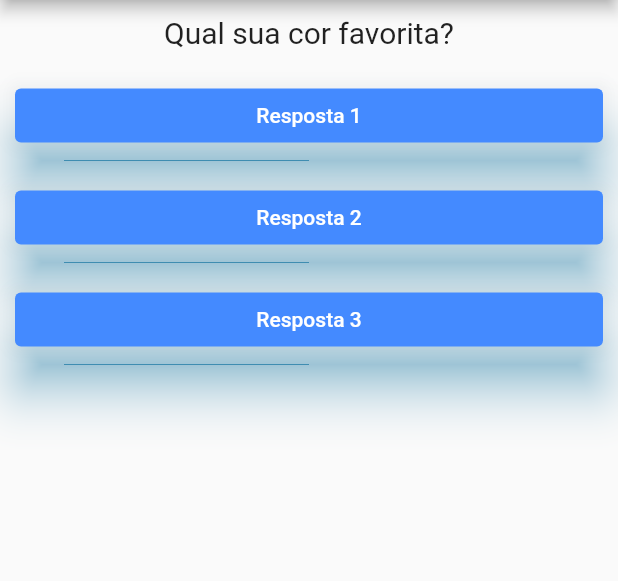
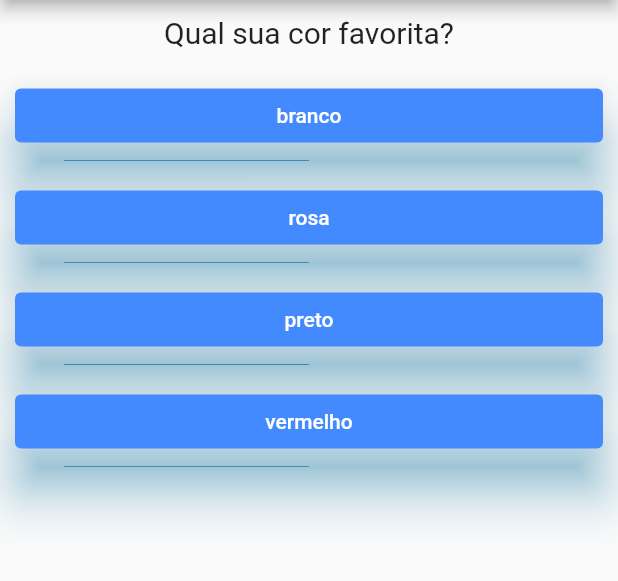
Before and after one commit to phabioas/projeto_perguntas, a Flutter app: the screen it shows after launch, on a phone screen of 412 x 824 dp, the part 84-665 px from its top. Run offline on Flutter 3.47's test engine with Material 2 defaults, Android fonts, the phone set to English and light mode, and no system bars.

Commit message:
Resultado

```diff
--- /dev/null
+++ b/lib/components/questionario.dart
@@ -0,0 +1,43 @@
+import 'package:flutter/cupertino.dart';
+import 'package:projeto_perguntas/components/questao.dart';
+import 'package:projeto_perguntas/components/resposta.dart';
+
+class Questionario extends StatelessWidget {
+  final List<Map<String, Object>> perguntas;
+  final int perguntaSelecionada;
+  final void Function(int nota) responder;
+
+  Questionario(
+      {required this.perguntas,
+      required this.perguntaSelecionada,
+      required this.responder});
+
+  bool get temPerguntaSelecionada {
+    return perguntaSelecionada < perguntas.length;
+  }
+
+  List<Map<String, Object>> get listaRespostas {
+    return perguntas[perguntaSelecionada].cast()['resposta'];
+  }
+
+  @override
+  Widget build(BuildContext context) {
+    List<Map<String, Object>> respostas =
+        this.temPerguntaSelecionada ? listaRespostas : [];
+
+    return Column(
+      children: [
+        Questao(perguntas[perguntaSelecionada]['texto'].toString()),
+        ...respostas
+            .map(
+              (t) => Resposta(
+                texto: t['texto'].toString(),
+                nota: int.parse(t['nota'].toString()),
+                responder: responder,
+              ),
+            )
+            .toList(),
+      ],
+    );
+  }
+}
--- a/lib/components/resposta.dart
+++ b/lib/components/resposta.dart
@@ -1,14 +1,12 @@
 import 'package:flutter/material.dart';
 
 class Resposta extends StatelessWidget {
-  late final String _texto;
+  final String texto;
+  final int nota;
 
-  late final void Function()? _onPressed;
+  final void Function(int nota) responder;
 
-  Resposta({required String texto, required void Function()? onPressed}) {
-    this._texto = texto;
-    this._onPressed = onPressed;
-  }
+  Resposta({required this.texto, required this.responder, required this.nota});
 
   @override
   Widget build(BuildContext context) {
@@ -21,10 +19,10 @@ class Resposta extends StatelessWidget {
               elevation: 15,
               shadowColor: Colors.lightBlue),
           child: Text(
-            this._texto,
+            this.texto,
             style: TextStyle(color: Colors.white),
           ),
-          onPressed: _onPressed),
+          onPressed: () => responder(nota)),
     );
   }
 }
--- /dev/null
+++ b/lib/components/resultado.dart
@@ -0,0 +1,24 @@
+import 'package:flutter/cupertino.dart';
+import 'package:flutter/material.dart';
+
+class Resultado extends StatelessWidget {
+  final int somaResultado;
+
+  Resultado({required this.somaResultado});
+
+  @override
+  Widget build(BuildContext context) {
+    return Column(children: [
+      Padding(
+        padding: const EdgeInsets.all(8.0),
+        child: Center(child: Text('Parabéns!', style: TextStyle(fontSize: 28))),
+      ),
+      Padding(
+        padding: const EdgeInsets.all(8.0),
+        child: Center(
+            child: Text('Você fez ${this.somaResultado} pontos!',
+                style: TextStyle(fontSize: 28, color: Colors.red))),
+      ),
+    ]);
+  }
+}
--- a/lib/main.dart
+++ b/lib/main.dart
@@ -1,7 +1,7 @@
 import 'package:flutter/material.dart';
-import 'package:projeto_perguntas/components/questao.dart';
-
-import 'components/resposta.dart';
+import 'package:projeto_perguntas/components/questionario.dart';
+import 'package:projeto_perguntas/components/resultado.dart';
+import 'package:projeto_perguntas/models/quiz.dart';
 
 void main() {
   runApp(new PerguntaApp());
@@ -14,41 +14,39 @@ class PerguntaApp extends StatefulWidget {
 
 class _PerguntaAppState extends State<PerguntaApp> {
   int _perguntaSelecionada = 0;
+  int _somaResposta = 0;
+  final List<Map<String, Object>> _perguntas = Quiz().getQuiz();
 
-  void responder() {
+  void responder(int t) {
+    if (temPerguntaSelecionada) {
       setState(() {
+        _somaResposta += t;
         _perguntaSelecionada++;
       });
+    }
+  }
+
+  bool get temPerguntaSelecionada {
+    return _perguntaSelecionada < _perguntas.length;
+  }
+
+  List<String> get listaRespostas {
+    return _perguntas[_perguntaSelecionada].cast()['resposta']['texto'];
   }
 
   @override
   Widget build(BuildContext context) {
-    final List<String> perguntas = [
-      'Qual sua cor favorita?',
-      'Qual seu animal favorito?'
-    ];
-
     return MaterialApp(
         home: Scaffold(
       appBar: AppBar(
         title: Center(child: Text('Perguntas')),
       ),
-            body: Column(
-              children: [
-                Questao(perguntas.elementAt(_perguntaSelecionada)),
-                Resposta(
-                  texto: 'Resposta 1',
-                  onPressed: responder,
-                ),
-                Resposta(
-                  texto: 'Resposta 2',
-                  onPressed: responder,
-                ),
-                Resposta(
-                  texto: 'Resposta 3',
-                  onPressed: responder,
-                ),
-              ],
-            )));
+      body: temPerguntaSelecionada
+          ? Questionario(
+              perguntas: _perguntas,
+              perguntaSelecionada: _perguntaSelecionada,
+              responder: (t) => responder(t))
+          : Resultado(somaResultado: this._somaResposta),
+    ));
   }
 }
--- /dev/null
+++ b/lib/models/quiz.dart
@@ -0,0 +1,35 @@
+class Quiz {
+  final List<Map<String, Object>> _perguntas = const [
+    {
+      'texto': 'Qual sua cor favorita?',
+      'resposta': [
+        {'texto': 'branco', 'nota': 5},
+        {'texto': 'rosa', 'nota': 10},
+        {'texto': 'preto', 'nota': 15},
+        {'texto': 'vermelho', 'nota': 20},
+      ],
+    },
+    {
+      'texto': 'Qual seu animal favorito?',
+      'resposta': [
+        {'texto': 'cachorro', 'nota': 20},
+        {'texto': 'gato', 'nota': 15},
+        {'texto': 'passarinho', 'nota': 10},
+        {'texto': 'tartaruga', 'nota': 5},
+      ],
+    },
+    {
+      'texto': 'Qual seu mês favorito?',
+      'resposta': [
+        {'texto': 'janeiro', 'nota': 5},
+        {'texto': 'julho', 'nota': 15},
+        {'texto': 'outubro', 'nota': 20},
+        {'texto': 'dezembro', 'nota': 10},
+      ],
+    },
+  ];
+
+  List<Map<String, Object>> getQuiz() {
+    return this._perguntas;
+  }
+}
```
Lines whose indentation alone changed are shown as unchanged.
